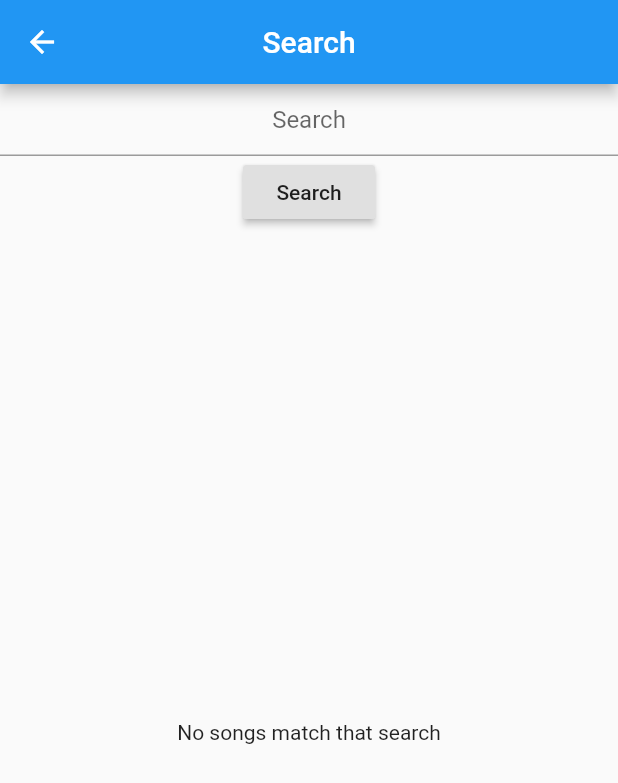
After one commit to DanielHunt27/music_social, a Flutter app: the SearchPage screen opened directly, on a phone screen of 412 x 824 dp. The commit adds this screen. Shown: the top 783 px of the screen. Run offline on Flutter 3.47's test engine with Material 2 defaults, Android fonts, the phone set to English and light mode, and no system bars; our stand-ins replace cloud_firestore, firebase_auth, modal_progress_hud, webview_flutter; accounts and stored records are empty.

Commit message:
added profile page, search page, and a SoundCloud embedded player widget

```diff
--- a/lib/helpers/database_helper.dart
+++ b/lib/helpers/database_helper.dart
@@ -8,14 +8,17 @@ Future<DocumentSnapshot> getUser(String userID) async {
   return userDocument;
 }
 
+
+
 ///  Adds the post to the database
-Future<DocumentReference> createPost(String caption) async {
+Future<DocumentReference> createPost(String caption, String song) async {
   var currentUser = await FirebaseAuth.instance.currentUser();
 
   // Create Post
   var post = new Map<String, dynamic>();
   post['uid'] = currentUser.uid;
   post['caption'] = caption;
+  post['song'] = song;
   post['likes'] = new Map<String, dynamic>();
   post['commentCount'] = 0;
   post['timestamp'] = FieldValue.serverTimestamp();
--- a/lib/pages/post_page.dart
+++ b/lib/pages/post_page.dart
@@ -24,6 +24,7 @@ class PostForm extends StatefulWidget {
 class _PostFormState extends State<PostForm> {
   final _formKey = GlobalKey<FormState>();
   final captionController = TextEditingController();
+  final songController = TextEditingController();
 
   @override
   Widget build(BuildContext context) {
@@ -35,6 +36,7 @@ class _PostFormState extends State<PostForm> {
         child: Column(
           children: <Widget>[
             TextFormField(
+              controller: songController,
               decoration: const InputDecoration(
                 // icon: Icon(Icons.comment),
                 labelText: 'Song',
@@ -72,7 +74,7 @@ class _PostFormState extends State<PostForm> {
                       .of(context)
                       .showSnackBar(SnackBar(content: Text('Posting...')));
                   // Adds post to the database
-                  createPost(captionController.text);
+                  createPost(captionController.text, songController.text);
                   Scaffold
                       .of(context)
                       .showSnackBar(SnackBar(content: Text('Posted')));
--- /dev/null
+++ b/lib/pages/search_page.dart
@@ -0,0 +1,69 @@
+import 'package:flutter/material.dart';
+import 'package:musicsocial/widgets/post.dart';
+import 'package:cloud_firestore/cloud_firestore.dart';
+
+class SearchPage extends StatefulWidget {
+  SearchPage({Key key}) : super(key: key);
+
+  @override
+  _SearchPageState createState() => _SearchPageState();
+}
+
+class _SearchPageState extends State<SearchPage> {
+  String filter;
+  var _firestore;
+
+  @override
+  Widget build(BuildContext context) {
+    return Scaffold(
+      appBar: AppBar(
+        title: Text('Search'),
+        centerTitle: true,
+      ),
+      body: Column(
+        children: <Widget>[
+          TextField(
+            textAlign: TextAlign.center,
+            onChanged: (value) {
+              filter = value;
+            },
+            decoration: InputDecoration(
+              hintText: 'Search',
+            ),
+          ),
+          RaisedButton(
+              child: Text('Search'),
+              onPressed: () {
+                setState(() {
+                  _firestore = Firestore.instance.collectionGroup('posts')
+                      .where('song', isEqualTo: filter).snapshots();
+                });
+              }),
+          Expanded(
+            child: StreamBuilder<QuerySnapshot>(
+                stream: _firestore,
+                builder: (context, snapshot) {
+                  if (!snapshot.hasData)
+                    return Center(child: Text('No songs match that search'));
+                  return ListView.separated(
+                    //key: PageStorageKey(this.key),
+                    itemCount: snapshot.data.documents.length,
+                    separatorBuilder: (context, index) {
+                      return Divider();
+                    },
+                    itemBuilder: (context, index) {
+                      return Container(
+                        padding: EdgeInsets.symmetric(vertical: 10),
+                        child: Post(
+                          postDocument: snapshot.data.documents[index],
+                        ),
+                      );
+                    },
+                  );
+                }),
+          ),
+        ],
+      ),
+    );
+  }
+}
--- a/lib/widgets/post.dart
+++ b/lib/widgets/post.dart
@@ -4,6 +4,7 @@ import 'package:musicsocial/helpers/database_helper.dart';
 import 'package:musicsocial/helpers/helper_functions.dart';
 import 'package:musicsocial/pages/post_view_comments_page.dart';
 import 'package:cloud_firestore/cloud_firestore.dart';
+import 'package:musicsocial/pages/profile_page.dart';
 
 class Post extends StatefulWidget {
   Post({Key key, this.postDocument}) : super(key: key);
@@ -83,6 +84,11 @@ class _PostState extends State<Post> {
               GestureDetector(
                 onTap: () {
                   print("profile picture pressed");
+                  Navigator.push(
+                    context,
+                    MaterialPageRoute(builder: (context) =>
+                        ProfilePage(uid: widget.postDocument['uid'])),
+                  );
                 },
                 child: CircleAvatar(
                   radius: 35.0,
--- a/pubspec.yaml
+++ b/pubspec.yaml
@@ -27,6 +27,8 @@ dependencies:
   firebase_auth: ^0.16.0
   modal_progress_hud: ^0.1.3
   cloud_firestore: ^0.13.5
+  firebase_storage: ^3.1.5
+  image_picker: ^0.6.5+3
 
   webview_flutter: ^0.3.21
   intl: ^0.16.1
```
Also changed, not shown: lib/pages/page_manager.dart (+9 -1 lines), lib/pages/profile_page.dart (added, +201 -0 lines), lib/widgets/embedded_soundcloud.dart (added, +25 -0 lines), pubspec.lock.
